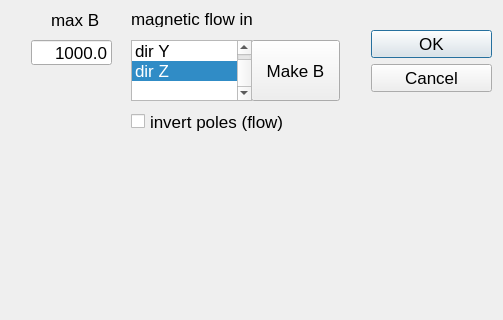
jesusmontera/DiracMagnetic, file dlgB.ui: the form before one commit; both pictures show x 139 to 642 and y 0 to 320 of the 642 by 653 pixel window.
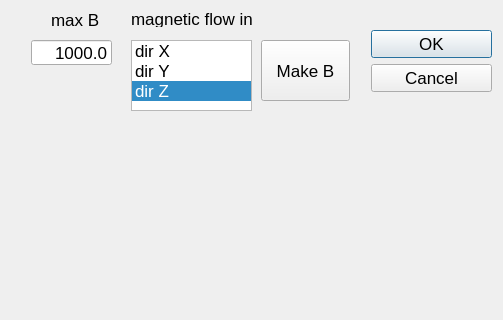
The form after the commit.

The edit to the form file:
```diff
--- a/dlgB.ui
+++ b/dlgB.ui
@@ -66,7 +66,7 @@
   <widget class="QPushButton" name="btMakeB">
    <property name="geometry">
     <rect>
-     <x>390</x>
+     <x>400</x>
      <y>40</y>
      <width>89</width>
      <height>61</height>
@@ -93,7 +93,7 @@
      <x>270</x>
      <y>40</y>
      <width>121</width>
-     <height>61</height>
+     <height>71</height>
     </rect>
    </property>
    <property name="currentRow">
@@ -152,19 +152,6 @@
     <string>info</string>
    </property>
   </widget>
-  <widget class="QCheckBox" name="checkInvert">
-   <property name="geometry">
-    <rect>
-     <x>270</x>
-     <y>110</y>
-     <width>191</width>
-     <height>23</height>
-    </rect>
-   </property>
-   <property name="text">
-    <string>invert poles (flow)</string>
-   </property>
-  </widget>
  </widget>
  <resources/>
  <connections>
```
